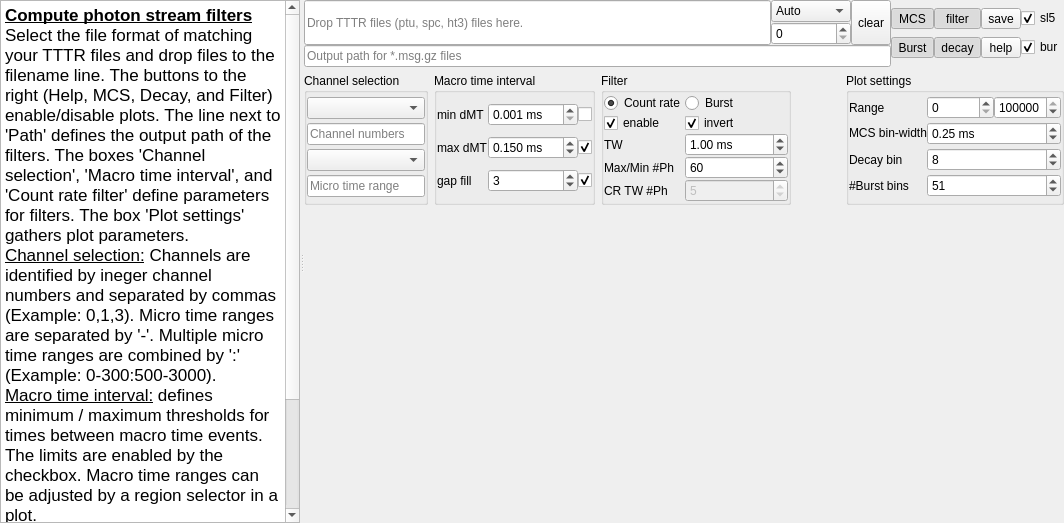
Before: the Qt Designer form chisurf/gui/widgets/wizard/tttr_photon_filter.ui in Fluorescence-Tools/chisurf, drawn with Qt 5.
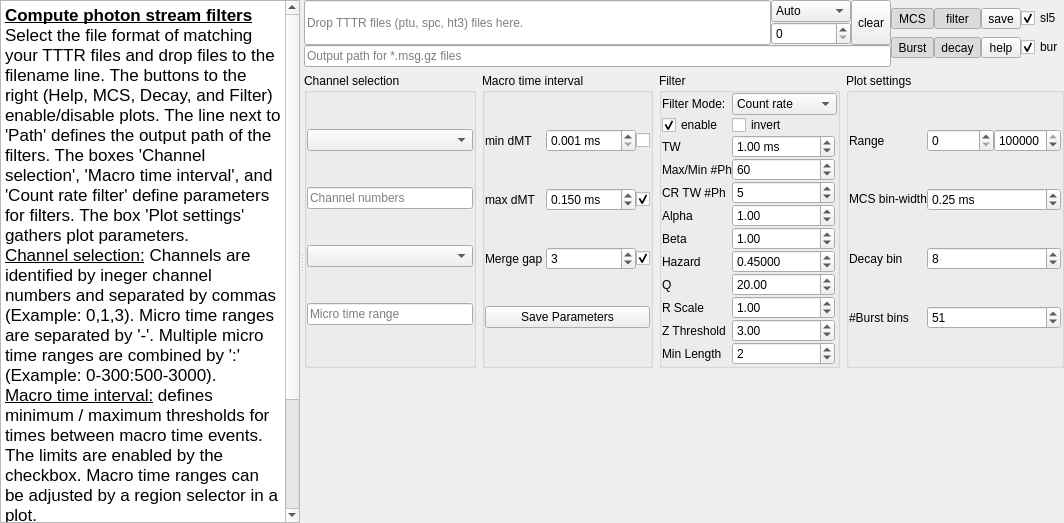
After: the same form once the commit is applied.

Commit message:
Add support for detector-specific parameters and excitation settings in TTTR channel definition
- Introduced `g_factor`, `l1`, and `l2` parameters to detectors configuration, along with corresponding UI updates and serialization support.
- Added support for `excitation_period` in TTTR reading routine settings.
- Extended `detectors_form` table to display additional parameters and handle their input/output in the GUI.
- Refactored property setters for `detectors` and `windows` to enable synchronized updates between UI and settings.

The edit to the form file:
```diff
--- a/chisurf/gui/widgets/wizard/tttr_photon_filter.ui
+++ b/chisurf/gui/widgets/wizard/tttr_photon_filter.ui
@@ -77,20 +77,7 @@
        <property name="spacing">
         <number>6</number>
        </property>
-       <item row="1" column="3">
-        <spacer name="horizontalSpacer">
-         <property name="orientation">
-          <enum>Qt::Horizontal</enum>
-         </property>
-         <property name="sizeHint" stdset="0">
-          <size>
-           <width>40</width>
-           <height>20</height>
-          </size>
-         </property>
-        </spacer>
-       </item>
-       <item row="0" column="0" colspan="5">
+       <item row="0" column="0" colspan="4">
         <layout class="QGridLayout" name="gridLayout_8">
          <property name="spacing">
           <number>0</number>
@@ -318,8 +305,8 @@
          </item>
         </layout>
        </item>
-       <item row="1" column="4">
-        <widget class="QGroupBox" name="groupBox_4">
+       <item row="1" column="1">
+        <widget class="QGroupBox" name="groupBox_2">
          <property name="sizePolicy">
           <sizepolicy hsizetype="Minimum" vsizetype="Preferred">
            <horstretch>0</horstretch>
@@ -327,9 +314,15 @@
           </sizepolicy>
          </property>
          <property name="title">
-          <string>Plot settings</string>
+          <string>Macro time interval</string>
          </property>
-         <layout class="QGridLayout" name="gridLayout_5">
+         <property name="alignment">
+          <set>Qt::AlignLeading|Qt::AlignLeft|Qt::AlignTop</set>
+         </property>
+         <property name="flat">
+          <bool>false</bool>
+         </property>
+         <layout class="QGridLayout" name="gridLayout_3">
           <property name="leftMargin">
            <number>0</number>
           </property>
@@ -346,104 +339,132 @@
            <number>0</number>
           </property>
           <item row="1" column="1">
-           <widget class="QLabel" name="label_5">
-            <property name="sizePolicy">
-             <sizepolicy hsizetype="Fixed" vsizetype="Preferred">
-              <horstretch>0</horstretch>
-              <verstretch>0</verstretch>
-             </sizepolicy>
-            </property>
-            <property name="text">
-             <string>Range</string>
-            </property>
-           </widget>
-          </item>
-          <item row="3" column="1">
-           <widget class="QLabel" name="label_9">
-            <property name="text">
-             <string>Decay bin</string>
-            </property>
-           </widget>
-          </item>
-          <item row="4" column="2" colspan="2">
-           <widget class="QSpinBox" name="spinBox_6">
-            <property name="minimum">
-             <number>3</number>
-            </property>
-            <property name="maximum">
-             <number>999</number>
-            </property>
-            <property name="value">
-             <number>51</number>
-            </property>
-           </widget>
-          </item>
-          <item row="1" column="3">
-           <widget class="QSpinBox" name="spinBox_3">
-            <property name="maximum">
-             <number>9999999</number>
-            </property>
-            <property name="value">
-             <number>100000</number>
-            </property>
-           </widget>
-          </item>
-          <item row="2" column="2" colspan="2">
-           <widget class="QDoubleSpinBox" name="doubleSpinBox_4">
-            <property name="sizePolicy">
-             <sizepolicy hsizetype="Minimum" vsizetype="Fixed">
-              <horstretch>0</horstretch>
-              <verstretch>0</verstretch>
-             </sizepolicy>
+           <widget class="QDoubleSpinBox" name="doubleSpinBox_3">
+            <property name="toolTip">
+             <string>Maximum inter photon time</string>
             </property>
             <property name="suffix">
              <string> ms</string>
             </property>
+            <property name="decimals">
+             <number>3</number>
+            </property>
             <property name="minimum">
-             <double>0.050000000000000</double>
+             <double>0.001000000000000</double>
             </property>
-            <property name="singleStep">
-             <double>0.100000000000000</double>
+            <property name="maximum">
+             <double>999.990000000000009</double>
             </property>
             <property name="value">
-             <double>0.250000000000000</double>
+             <double>0.150000000000000</double>
             </property>
            </widget>
           </item>
-          <item row="4" column="1">
-           <widget class="QLabel" name="label_6">
+          <item row="2" column="2">
+           <widget class="QCheckBox" name="checkBox_5">
             <property name="text">
-             <string>#Burst bins</string>
+             <string/>
+            </property>
+            <property name="checked">
+             <bool>true</bool>
             </property>
            </widget>
           </item>
           <item row="1" column="2">
-           <widget class="QSpinBox" name="spinBox_2">
-            <property name="maximum">
-             <number>99999999</number>
+           <widget class="QCheckBox" name="checkBox_3">
+            <property name="text">
+             <string/>
+            </property>
+            <property name="checked">
+             <bool>true</bool>
             </property>
            </widget>
           </item>
-          <item row="3" column="2" colspan="2">
-           <widget class="QSpinBox" name="spinBox_5">
+          <item row="0" column="1">
+           <widget class="QDoubleSpinBox" name="doubleSpinBox_2">
+            <property name="sizePolicy">
+             <sizepolicy hsizetype="Minimum" vsizetype="Fixed">
+              <horstretch>0</horstretch>
+              <verstretch>0</verstretch>
+             </sizepolicy>
+            </property>
+            <property name="toolTip">
+             <string>Minimum interphoton time</string>
+            </property>
+            <property name="suffix">
+             <string> ms</string>
+            </property>
+            <property name="decimals">
+             <number>3</number>
+            </property>
             <property name="minimum">
-             <number>1</number>
+             <double>0.001000000000000</double>
+            </property>
+            <property name="maximum">
+             <double>999.990000000000009</double>
+            </property>
+            <property name="singleStep">
+             <double>0.001000000000000</double>
             </property>
             <property name="value">
-             <number>8</number>
+             <double>0.001000000000000</double>
+            </property>
+           </widget>
+          </item>
+          <item row="2" column="0">
+           <widget class="QLabel" name="label_8">
+            <property name="text">
+             <string>Merge gap</string>
+            </property>
+           </widget>
+          </item>
+          <item row="3" column="0" colspan="3">
+           <widget class="QPushButton" name="save_burst_params_button">
+            <property name="toolTip">
+             <string>Save burst parameters as default to setup.</string>
+            </property>
+            <property name="text">
+             <string>Save Parameters</string>
+            </property>
+           </widget>
+          </item>
+          <item row="0" column="0">
+           <widget class="QLabel" name="label_3">
+            <property name="text">
+             <string>min dMT</string>
+            </property>
+           </widget>
+          </item>
+          <item row="1" column="0">
+           <widget class="QLabel" name="label_7">
+            <property name="text">
+             <string>max dMT</string>
+            </property>
+           </widget>
+          </item>
+          <item row="0" column="2">
+           <widget class="QCheckBox" name="checkBox_2">
+            <property name="sizePolicy">
+             <sizepolicy hsizetype="Fixed" vsizetype="Fixed">
+              <horstretch>0</horstretch>
+              <verstretch>0</verstretch>
+             </sizepolicy>
+            </property>
+            <property name="text">
+             <string/>
             </property>
            </widget>
           </item>
           <item row="2" column="1">
-           <widget class="QLabel" name="label_4">
-            <property name="sizePolicy">
-             <sizepolicy hsizetype="Minimum" vsizetype="Fixed">
-              <horstretch>0</horstretch>
-              <verstretch>0</verstretch>
-             </sizepolicy>
+           <widget class="QSpinBox" name="spinBox_7">
+            <property name="toolTip">
+             <string>If two events are separated by less than specified number, events inbetween are selected. Used to fill gaps in photon trace and as merge gap for Kalman filter.</string>
             </property>
-            <property name="text">
-             <string>MCS bin-width</string>
+            <property name="maximum">
+             <number>999</number>
+            </property>
+            <property name="value">
+             <number>3</number>
             </property>
            </widget>
           </item>
@@ -461,6 +482,9 @@
          <property name="title">
           <string>Channel selection</string>
          </property>
+         <property name="alignment">
+          <set>Qt::AlignLeading|Qt::AlignLeft|Qt::AlignTop</set>
+         </property>
          <layout class="QGridLayout" name="gridLayout_2">
           <property name="leftMargin">
            <number>0</number>
@@ -477,25 +501,6 @@
           <property name="spacing">
            <number>0</number>
           </property>
-          <item row="2" column="1">
-           <widget class="QLineEdit" name="lineEdit_4">
-            <property name="sizePolicy">
-             <sizepolicy hsizetype="Minimum" vsizetype="Fixed">
-              <horstretch>0</horstretch>
-              <verstretch>0</verstretch>
-             </sizepolicy>
-            </property>
-            <property name="toolTip">
-             <string>Comma separated integers, e.g., &quot;0,8&quot;</string>
-            </property>
-            <property name="placeholderText">
-             <string>Channel numbers</string>
-            </property>
-           </widget>
-          </item>
-          <item row="3" column="1">
-           <widget class="QComboBox" name="comboBox_3"/>
-          </item>
           <item row="4" column="1">
            <widget class="QLineEdit" name="lineEdit_5">
             <property name="sizePolicy">
@@ -512,9 +517,28 @@
             </property>
            </widget>
           </item>
+          <item row="2" column="1">
+           <widget class="QLineEdit" name="lineEdit_4">
+            <property name="sizePolicy">
+             <sizepolicy hsizetype="Minimum" vsizetype="Fixed">
+              <horstretch>0</horstretch>
+              <verstretch>0</verstretch>
+             </sizepolicy>
+            </property>
+            <property name="toolTip">
+             <string>Comma separated integers, e.g., &quot;0,8&quot;</string>
+            </property>
+            <property name="placeholderText">
+             <string>Channel numbers</string>
+            </property>
+           </widget>
+          </item>
           <item row="1" column="1">
            <widget class="QComboBox" name="comboBox_2"/>
           </item>
+          <item row="3" column="1">
+           <widget class="QComboBox" name="comboBox_3"/>
+          </item>
          </layout>
         </widget>
        </item>
@@ -529,6 +553,9 @@
          <property name="title">
           <string>Filter</string>
          </property>
+         <property name="alignment">
+          <set>Qt::AlignLeading|Qt::AlignLeft|Qt::AlignTop</set>
+         </property>
          <property name="checkable">
           <bool>false</bool>
          </property>
@@ -551,42 +578,6 @@
           <property name="spacing">
            <number>0</number>
           </property>
-          <item row="1" column="1">
-           <widget class="QCheckBox" name="checkBox">
-            <property name="text">
-             <string>invert</string>
-            </property>
-            <property name="checked">
-             <bool>true</bool>
-            </property>
-           </widget>
-          </item>
-          <item row="3" column="0">
-           <widget class="QLabel" name="label">
-            <property name="sizePolicy">
-             <sizepolicy hsizetype="Minimum" vsizetype="Preferred">
-              <horstretch>0</horstretch>
-              <verstretch>0</verstretch>
-             </sizepolicy>
-            </property>
-            <property name="text">
-             <string>Max/Min #Ph</string>
-            </property>
-           </widget>
-          </item>
-          <item row="2" column="0">
-           <widget class="QLabel" name="label_2">
-            <property name="sizePolicy">
-             <sizepolicy hsizetype="Minimum" vsizetype="Preferred">
-              <horstretch>0</horstretch>
-              <verstretch>0</verstretch>
-             </sizepolicy>
-            </property>
-            <property name="text">
-             <string>TW</string>
-            </property>
-           </widget>
-          </item>
           <item row="3" column="1">
            <widget class="QSpinBox" name="spinBox">
             <property name="toolTip">
@@ -603,6 +594,141 @@
             </property>
            </widget>
           </item>
+          <item row="0" column="1" colspan="3">
+           <widget class="QComboBox" name="comboBox_burst_filter">
+            <property name="toolTip">
+             <string>Select the burst filter mode</string>
+            </property>
+            <item>
+             <property name="text">
+              <string>Count rate</string>
+             </property>
+            </item>
+            <item>
+             <property name="text">
+              <string>Burst</string>
+             </property>
+            </item>
+            <item>
+             <property name="text">
+              <string>BOCPD Burst</string>
+             </property>
+            </item>
+            <item>
+             <property name="text">
+              <string>Kalman Burst</string>
+             </property>
+            </item>
+           </widget>
+          </item>
+          <item row="9" column="1">
+           <widget class="QDoubleSpinBox" name="doubleSpinBox_9">
+            <property name="enabled">
+             <bool>true</bool>
+            </property>
+            <property name="toolTip">
+             <string>Measurement noise scaling parameter for Kalman filter</string>
+            </property>
+            <property name="decimals">
+             <number>2</number>
+            </property>
+            <property name="minimum">
+             <double>0.010000000000000</double>
+            </property>
+            <property name="maximum">
+             <double>100.000000000000000</double>
+            </property>
+            <property name="singleStep">
+             <double>0.100000000000000</double>
+            </property>
+            <property name="value">
+             <double>1.000000000000000</double>
+            </property>
+           </widget>
+          </item>
+          <item row="11" column="0">
+           <widget class="QLabel" name="label_18">
+            <property name="sizePolicy">
+             <sizepolicy hsizetype="Minimum" vsizetype="Preferred">
+              <horstretch>0</horstretch>
+              <verstretch>0</verstretch>
+             </sizepolicy>
+            </property>
+            <property name="text">
+             <string>Min Length</string>
+            </property>
+           </widget>
+          </item>
+          <item row="0" column="0">
+           <widget class="QLabel" name="label_burst_filter">
+            <property name="text">
+             <string>Filter Mode:</string>
+            </property>
+           </widget>
+          </item>
+          <item row="1" column="1">
+           <widget class="QCheckBox" name="checkBox">
+            <property name="text">
+             <string>invert</string>
+            </property>
+            <property name="checkable">
+             <bool>true</bool>
+            </property>
+            <property name="checked">
+             <bool>false</bool>
+            </property>
+           </widget>
+          </item>
+          <item row="7" column="1">
+           <widget class="QDoubleSpinBox" name="doubleSpinBox_7">
+            <property name="enabled">
+             <bool>true</bool>
+            </property>
+            <property name="toolTip">
+             <string>Hazard rate (probability of change point) in BOCPD</string>
+            </property>
+            <property name="decimals">
+             <number>5</number>
+            </property>
+            <property name="minimum">
+             <double>0.000010000000000</double>
+            </property>
+            <property name="maximum">
+             <double>1.000000000000000</double>
+            </property>
+            <property name="singleStep">
+             <double>0.001000000000000</double>
+            </property>
+            <property name="value">
+             <double>0.450000000000000</double>
+            </property>
+           </widget>
+          </item>
+          <item row="4" column="1">
+           <widget class="QSpinBox" name="spinBox_8">
+            <property name="enabled">
+             <bool>true</bool>
+            </property>
+            <property name="sizePolicy">
+             <sizepolicy hsizetype="Minimum" vsizetype="Fixed">
+              <horstretch>0</horstretch>
+              <verstretch>0</verstretch>
+             </sizepolicy>
+            </property>
+            <property name="toolTip">
+             <string>Number of photons to compute a count rate</string>
+            </property>
+            <property name="minimum">
+             <number>2</number>
+            </property>
+            <property name="maximum">
+             <number>999</number>
+            </property>
+            <property name="value">
+             <number>5</number>
+            </property>
+           </widget>
+          </item>
           <item row="1" column="0">
            <widget class="QCheckBox" name="checkBox_4">
             <property name="text">
@@ -613,6 +739,88 @@
             </property>
            </widget>
           </item>
+          <item row="8" column="1">
+           <widget class="QDoubleSpinBox" name="doubleSpinBox_8">
+            <property name="enabled">
+             <bool>true</bool>
+            </property>
+            <property name="toolTip">
+             <string>Process noise parameter for Kalman filter</string>
+            </property>
+            <property name="decimals">
+             <number>2</number>
+            </property>
+            <property name="minimum">
+             <double>0.010000000000000</double>
+            </property>
+            <property name="maximum">
+             <double>100.000000000000000</double>
+            </property>
+            <property name="singleStep">
+             <double>1.000000000000000</double>
+            </property>
+            <property name="value">
+             <double>20.000000000000000</double>
+            </property>
+           </widget>
+          </item>
+          <item row="6" column="1">
+           <widget class="QDoubleSpinBox" name="doubleSpinBox_6">
+            <property name="enabled">
+             <bool>true</bool>
+            </property>
+            <property name="toolTip">
+             <string>Beta parameter for Gamma prior in BOCPD</string>
+            </property>
+            <property name="decimals">
+             <number>2</number>
+            </property>
+            <property name="minimum">
+             <double>0.010000000000000</double>
+            </property>
+            <property name="maximum">
+             <double>100.000000000000000</double>
+            </property>
+            <property name="singleStep">
+             <double>0.100000000000000</double>
+            </property>
+            <property name="value">
+             <double>1.000000000000000</double>
+            </property>
+           </widget>
+          </item>
+          <item row="11" column="1">
+           <widget class="QSpinBox" name="spinBox_9">
+            <property name="enabled">
+             <bool>true</bool>
+            </property>
+            <property name="toolTip">
+             <string>Minimum burst length in bins for Kalman filter</string>
+            </property>
+            <property name="minimum">
+             <number>1</number>
+            </property>
+            <property name="maximum">
+             <number>100</number>
+            </property>
+            <property name="value">
+             <number>2</number>
+            </property>
+           </widget>
+          </item>
+          <item row="6" column="0">
+           <widget class="QLabel" name="label_13">
+            <property name="sizePolicy">
+             <sizepolicy hsizetype="Minimum" vsizetype="Preferred">
+              <horstretch>0</horstretch>
+              <verstretch>0</verstretch>
+             </sizepolicy>
+            </property>
+            <property name="text">
+             <string>Beta</string>
+            </property>
+           </widget>
+          </item>
           <item row="2" column="1">
            <widget class="QDoubleSpinBox" name="doubleSpinBox">
             <property name="toolTip">
@@ -635,45 +843,42 @@
             </property>
            </widget>
           </item>
-          <item row="0" column="0">
-           <widget class="QRadioButton" name="radioButton">
+          <item row="7" column="0">
+           <widget class="QLabel" name="label_14">
+            <property name="sizePolicy">
+             <sizepolicy hsizetype="Minimum" vsizetype="Preferred">
+              <horstretch>0</horstretch>
+              <verstretch>0</verstretch>
+             </sizepolicy>
+            </property>
             <property name="text">
-             <string>Count rate</string>
+             <string>Hazard</string>
             </property>
-            <property name="checked">
-             <bool>true</bool>
-            </property>
            </widget>
           </item>
-          <item row="0" column="1">
-           <widget class="QRadioButton" name="radioButton_2">
+          <item row="3" column="0">
+           <widget class="QLabel" name="label">
+            <property name="sizePolicy">
+             <sizepolicy hsizetype="Minimum" vsizetype="Preferred">
+              <horstretch>0</horstretch>
+              <verstretch>0</verstretch>
+             </sizepolicy>
+            </property>
             <property name="text">
-             <string>Burst</string>
+             <string>Max/Min #Ph</string>
             </property>
            </widget>
           </item>
-          <item row="4" column="1">
-           <widget class="QSpinBox" name="spinBox_8">
-            <property name="enabled">
-             <bool>false</bool>
-            </property>
+          <item row="9" column="0">
+           <widget class="QLabel" name="label_16">
             <property name="sizePolicy">
-             <sizepolicy hsizetype="Minimum" vsizetype="Fixed">
+             <sizepolicy hsizetype="Minimum" vsizetype="Preferred">
               <horstretch>0</horstretch>
               <verstretch>0</verstretch>
              </sizepolicy>
             </property>
-            <property name="toolTip">
-             <string>Number of photons to compute a count rate</string>
-            </property>
-            <property name="minimum">
-             <number>2</number>
-            </property>
-            <property name="maximum">
-             <number>999</number>
-            </property>
-            <property name="value">
-             <number>5</number>
+            <property name="text">
+             <string>R Scale</string>
             </property>
            </widget>
           </item>
@@ -690,10 +895,112 @@
             </property>
            </widget>
           </item>
+          <item row="10" column="0">
+           <widget class="QLabel" name="label_17">
+            <property name="sizePolicy">
+             <sizepolicy hsizetype="Minimum" vsizetype="Preferred">
+              <horstretch>0</horstretch>
+              <verstretch>0</verstretch>
+             </sizepolicy>
+            </property>
+            <property name="text">
+             <string>Z Threshold</string>
+            </property>
+           </widget>
+          </item>
+          <item row="5" column="0">
+           <widget class="QLabel" name="label_12">
+            <property name="sizePolicy">
+             <sizepolicy hsizetype="Minimum" vsizetype="Preferred">
+              <horstretch>0</horstretch>
+              <verstretch>0</verstretch>
+             </sizepolicy>
+            </property>
+            <property name="text">
+             <string>Alpha</string>
+            </property>
+           </widget>
+          </item>
+          <item row="2" column="0">
+           <widget class="QLabel" name="label_2">
+            <property name="sizePolicy">
+             <sizepolicy hsizetype="Minimum" vsizetype="Preferred">
+              <horstretch>0</horstretch>
+              <verstretch>0</verstretch>
+             </sizepolicy>
+            </property>
+            <property name="text">
+             <string>TW</string>
+            </property>
+           </widget>
+          </item>
+          <item row="10" column="1">
+           <widget class="QDoubleSpinBox" name="doubleSpinBox_10">
+            <property name="enabled">
+             <bool>true</bool>
+            </property>
+            <property name="toolTip">
+             <string>Threshold for burst detection in Kalman filter</string>
+            </property>
+            <property name="decimals">
+             <number>2</number>
+            </property>
+            <property name="minimum">
+             <double>0.010000000000000</double>
+            </property>
+            <property name="maximum">
+             <double>100.000000000000000</double>
+            </property>
+            <property name="singleStep">
+             <double>0.100000000000000</double>
+            </property>
+            <property name="value">
+             <double>3.000000000000000</double>
+            </property>
+           </widget>
+          </item>
+          <item row="8" column="0">
+           <widget class="QLabel" name="label_15">
+            <property name="sizePolicy">
+             <sizepolicy hsizetype="Minimum" vsizetype="Preferred">
+              <horstretch>0</horstretch>
+              <verstretch>0</verstretch>
+             </sizepolicy>
+            </property>
+            <property name="text">
+             <string>Q</string>
+            </property>
+           </widget>
+          </item>
+          <item row="5" column="1">
+           <widget class="QDoubleSpinBox" name="doubleSpinBox_5">
+            <property name="enabled">
+             <bool>true</bool>
+            </property>
+            <property name="toolTip">
+             <string>Alpha parameter for Gamma prior in BOCPD</string>
+            </property>
+            <property name="decimals">
+             <number>2</number>
+            </property>
+            <property name="minimum">
+             <double>0.010000000000000</double>
+            </property>
+            <property name="maximum">
+             <double>100.000000000000000</double>
+            </property>
+            <property name="singleStep">
+             <double>0.100000000000000</double>
+            </property>
+            <property name="value">
+             <double>1.000000000000000</double>
+            </property>
+           </widget>
+          </item>
          </layout>
         </widget>
        </item>
-       <item row="2" column="0" colspan="5">
+       <item row="3" column="0" colspan="4">
         <widget class="QWidget" name="widget_2" native="true">
          <property name="sizePolicy">
           <sizepolicy hsizetype="Preferred" vsizetype="Expanding">
@@ -727,8 +1034,8 @@
          </layout>
         </widget>
        </item>
-       <item row="1" column="1">
-        <widget class="QGroupBox" name="groupBox_2">
+       <item row="1" column="3">
+        <widget class="QGroupBox" name="groupBox_4">
          <property name="sizePolicy">
           <sizepolicy hsizetype="Minimum" vsizetype="Preferred">
            <horstretch>0</horstretch>
@@ -736,15 +1043,12 @@
           </sizepolicy>
          </property>
          <property name="title">
-          <string>Macro time interval</string>
+          <string>Plot settings</string>
          </property>
          <property name="alignment">
           <set>Qt::AlignLeading|Qt::AlignLeft|Qt::AlignTop</set>
          </property>
-         <property name="flat">
-          <bool>false</bool>
-         </property>
-         <layout class="QGridLayout" name="gridLayout_3">
+         <layout class="QGridLayout" name="gridLayout_5">
           <property name="leftMargin">
            <number>0</number>
           </property>
@@ -760,117 +1064,105 @@
           <property name="spacing">
            <number>0</number>
           </property>
-          <item row="0" column="0">
-           <widget class="QLabel" name="label_3">
-            <property name="text">
-             <string>min dMT</string>
-            </property>
-           </widget>
-          </item>
-          <item row="1" column="0">
-           <widget class="QLabel" name="label_7">
-            <property name="text">
-             <string>max dMT</string>
-            </property>
-           </widget>
-          </item>
-          <item row="1" column="1">
-           <widget class="QDoubleSpinBox" name="doubleSpinBox_3">
-            <property name="toolTip">
-             <string>Maximum inter photon time</string>
-            </property>
-            <property name="suffix">
-             <string> ms</string>
-            </property>
-            <property name="decimals">
-             <number>3</number>
-            </property>
-            <property name="minimum">
-             <double>0.001000000000000</double>
-            </property>
-            <property name="maximum">
-             <double>999.990000000000009</double>
-            </property>
-            <property name="value">
-             <double>0.150000000000000</double>
-            </property>
-           </widget>
-          </item>
-          <item row="0" column="2">
-           <widget class="QCheckBox" name="checkBox_2">
-            <property name="text">
-             <string/>
-            </property>
-           </widget>
-          </item>
           <item row="1" column="2">
-           <widget class="QCheckBox" name="checkBox_3">
+           <widget class="QSpinBox" name="spinBox_2">
+            <property name="maximum">
+             <number>99999999</number>
+            </property>
+           </widget>
+          </item>
+          <item row="1" column="1">
+           <widget class="QLabel" name="label_5">
+            <property name="sizePolicy">
+             <sizepolicy hsizetype="Fixed" vsizetype="Preferred">
+              <horstretch>0</horstretch>
+              <verstretch>0</verstretch>
+             </sizepolicy>
+            </property>
             <property name="text">
-             <string/>
+             <string>Range</string>
             </property>
-            <property name="checked">
-             <bool>true</bool>
+           </widget>
+          </item>
+          <item row="3" column="2" colspan="2">
+           <widget class="QSpinBox" name="spinBox_5">
+            <property name="minimum">
+             <number>1</number>
             </property>
+            <property name="value">
+             <number>8</number>
+            </property>
            </widget>
           </item>
-          <item row="0" column="1">
-           <widget class="QDoubleSpinBox" name="doubleSpinBox_2">
+          <item row="2" column="2" colspan="2">
+           <widget class="QDoubleSpinBox" name="doubleSpinBox_4">
             <property name="sizePolicy">
              <sizepolicy hsizetype="Minimum" vsizetype="Fixed">
               <horstretch>0</horstretch>
               <verstretch>0</verstretch>
              </sizepolicy>
             </property>
-            <property name="toolTip">
-             <string>Minimum interphoton time</string>
-            </property>
             <property name="suffix">
              <string> ms</string>
             </property>
-            <property name="decimals">
-             <number>3</number>
-            </property>
             <property name="minimum">
-             <double>0.001000000000000</double>
-            </property>
-            <property name="maximum">
-             <double>999.990000000000009</double>
+             <double>0.050000000000000</double>
             </property>
             <property name="singleStep">
-             <double>0.001000000000000</double>
+             <double>0.100000000000000</double>
             </property>
             <property name="value">
-             <double>0.001000000000000</double>
+             <double>0.250000000000000</double>
             </property>
            </widget>
           </item>
-          <item row="2" column="1">
-           <widget class="QSpinBox" name="spinBox_7">
-            <property name="toolTip">
-             <string>If two events are separated by less than specified number, events inbetween are selected. Used to fill gaps in photon trace.</string>
+          <item row="4" column="2" colspan="2">
+           <widget class="QSpinBox" name="spinBox_6">
+            <property name="minimum">
+             <number>3</number>
             </property>
             <property name="maximum">
              <number>999</number>
             </property>
             <property name="value">
-             <number>3</number>
+             <number>51</number>
             </property>
            </widget>
           </item>
-          <item row="2" column="0">
-           <widget class="QLabel" name="label_8">
+          <item row="2" column="1">
+           <widget class="QLabel" name="label_4">
+            <property name="sizePolicy">
+             <sizepolicy hsizetype="Minimum" vsizetype="Fixed">
+              <horstretch>0</horstretch>
+              <verstretch>0</verstretch>
+             </sizepolicy>
+            </property>
             <property name="text">
-             <string>gap fill</string>
+             <string>MCS bin-width</string>
             </property>
            </widget>
           </item>
-          <item row="2" column="2">
-           <widget class="QCheckBox" name="checkBox_5">
+          <item row="3" column="1">
+           <widget class="QLabel" name="label_9">
             <property name="text">
-             <string/>
+             <string>Decay bin</string>
             </property>
-            <property name="checked">
-             <bool>true</bool>
+           </widget>
+          </item>
+          <item row="1" column="3">
+           <widget class="QSpinBox" name="spinBox_3">
+            <property name="maximum">
+             <number>9999999</number>
+            </property>
+            <property name="value">
+             <number>100000</number>
+            </property>
+           </widget>
+          </item>
+          <item row="4" column="1">
+           <widget class="QLabel" name="label_6">
+            <property name="text">
+             <string>#Burst bins</string>
             </property>
            </widget>
           </item>
```
Left out of the diff: 112 changed lines with no effect on the pictures. The commit also changes 3 other files.
